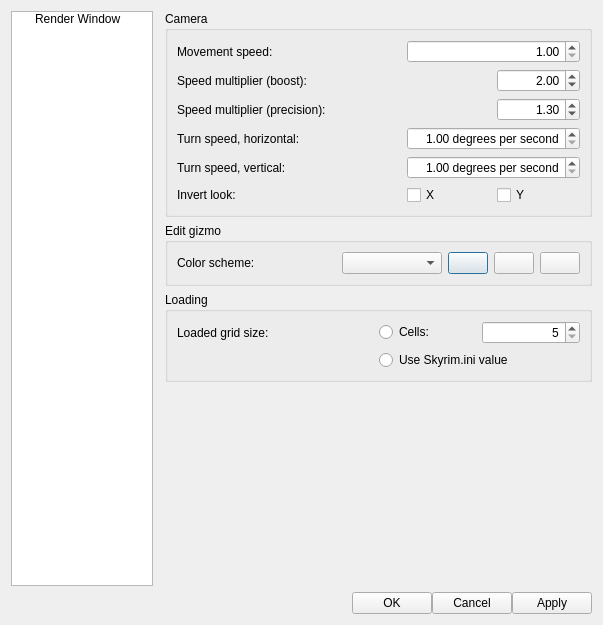
DavidJCobb/DovahKit, file native/src/DovahKit/ui/options_window/options_window.ui: the form before one commit.
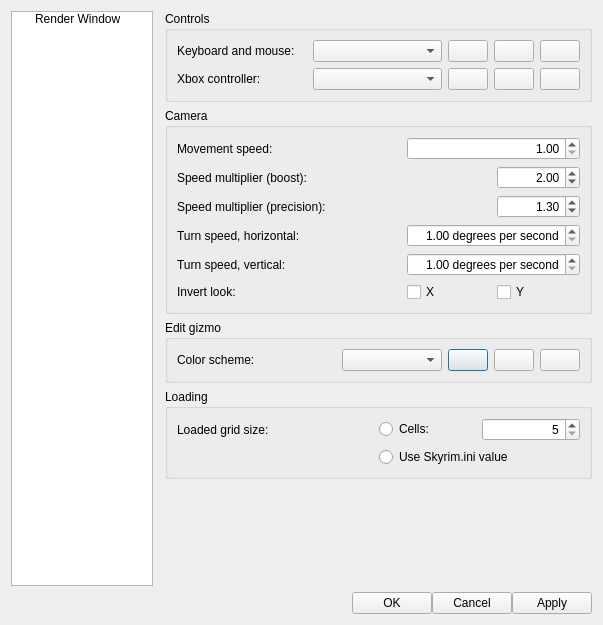
The form after the commit. Icons and pictures are not drawn.

Commit message:
INI fixes; WE tool fixes; WI2 schemes now manageable via UI
Fix for my INI helpers: INI settings can now be properly constructed with std::string initial values.

Worldedit now honors the `debug_print` tool again.

Fixed the copy constructor for Worldedit tool `options_union`s.

You can now select your current Worldinput2 control scheme via the options window, and manage control schemes there as well.

```diff
--- a/native/src/DovahKit/ui/options_window/options_window.ui
+++ b/native/src/DovahKit/ui/options_window/options_window.ui
@@ -72,19 +72,99 @@
         <number>0</number>
        </property>
        <item row="3" column="0">
-        <spacer name="verticalSpacer">
-         <property name="orientation">
-          <enum>Qt::Vertical</enum>
+        <widget class="QGroupBox" name="groupBox_3">
+         <property name="title">
+          <string>Edit gizmo</string>
          </property>
-         <property name="sizeHint" stdset="0">
-          <size>
-           <width>8</width>
-           <height>40</height>
-          </size>
-         </property>
-        </spacer>
+         <layout class="QGridLayout" name="gridLayout_5">
+          <item row="0" column="0" colspan="2">
+           <layout class="QHBoxLayout" name="horizontalLayout_3" stretch="2,3">
+            <item>
+             <widget class="QLabel" name="label_8">
+              <property name="text">
+               <string>Color scheme:</string>
+              </property>
+              <property name="buddy">
+               <cstring>editGizmoColorList</cstring>
+              </property>
+             </widget>
+            </item>
+            <item>
+             <layout class="QHBoxLayout" name="horizontalLayout_2">
+              <item>
+               <widget class="QComboBox" name="editGizmoColorList"/>
+              </item>
+              <item>
+               <widget class="QPushButton" name="editGizmoColorNew">
+                <property name="sizePolicy">
+                 <sizepolicy hsizetype="Maximum" vsizetype="Fixed">
+                  <horstretch>0</horstretch>
+                  <verstretch>0</verstretch>
+                 </sizepolicy>
+                </property>
+                <property name="accessibleName">
+                 <string>New</string>
+                </property>
+                <property name="accessibleDescription">
+                 <string>Create and edit a new color scheme based on the selected one.</string>
+                </property>
+                <property name="text">
+                 <string/>
+                </property>
+                <property name="icon">
+                 <iconset resource="../resources/resources.qrc">
+                  <normaloff>:/icons/add-new-list-entry-16.png</normaloff>:/icons/add-new-list-entry-16.png</iconset>
+                </property>
+               </widget>
+              </item>
+              <item>
+               <widget class="QPushButton" name="editGizmoColorEdit">
+                <property name="sizePolicy">
+                 <sizepolicy hsizetype="Maximum" vsizetype="Fixed">
+                  <horstretch>0</horstretch>
+                  <verstretch>0</verstretch>
+                 </sizepolicy>
+                </property>
+                <property name="accessibleName">
+                 <string>Edit</string>
+                </property>
+                <property name="text">
+                 <string/>
+                </property>
+                <property name="icon">
+                 <iconset resource="../resources/resources.qrc">
+                  <normaloff>:/icons/edit-16.png</normaloff>:/icons/edit-16.png</iconset>
+                </property>
+               </widget>
+              </item>
+              <item>
+               <widget class="QPushButton" name="editGizmoColorDelete">
+                <property name="sizePolicy">
+                 <sizepolicy hsizetype="Maximum" vsizetype="Fixed">
+                  <horstretch>0</horstretch>
+                  <verstretch>0</verstretch>
+                 </sizepolicy>
+                </property>
+                <property name="accessibleName">
+                 <string>Delete</string>
+                </property>
+                <property name="text">
+                 <string/>
+                </property>
+                <property name="icon">
+                 <iconset resource="../resources/resources.qrc">
+                  <normaloff>:/icons/delete-16.png</normaloff>:/icons/delete-16.png</iconset>
+                </property>
+               </widget>
+              </item>
+             </layout>
+            </item>
+           </layout>
+          </item>
+         </layout>
+        </widget>
        </item>
-       <item row="2" column="0">
+       <item row="4" column="0">
         <widget class="QGroupBox" name="groupBox_2">
          <property name="title">
           <string>Loading</string>
@@ -127,7 +207,165 @@
          </layout>
         </widget>
        </item>
-       <item row="0" column="0">
+       <item row="1" column="0">
+        <widget class="QGroupBox" name="groupBox_4">
+         <property name="title">
+          <string>Controls</string>
+         </property>
+         <layout class="QGridLayout" name="gridLayout_6" columnstretch="1,1,0,0,0">
+          <item row="0" column="0">
+           <widget class="QLabel" name="label_9">
+            <property name="text">
+             <string>Keyboard and mouse:</string>
+            </property>
+            <property name="buddy">
+             <cstring>worldinputKBList</cstring>
+            </property>
+           </widget>
+          </item>
+          <item row="0" column="2">
+           <widget class="QPushButton" name="worldinputKBNew">
+            <property name="sizePolicy">
+             <sizepolicy hsizetype="Maximum" vsizetype="Fixed">
+              <horstretch>0</horstretch>
+              <verstretch>0</verstretch>
+             </sizepolicy>
+            </property>
+            <property name="text">
+             <string/>
+            </property>
+            <property name="icon">
+             <iconset resource="../resources/resources.qrc">
+              <normaloff>:/icons/add-new-list-entry-16.png</normaloff>:/icons/add-new-list-entry-16.png</iconset>
+            </property>
+           </widget>
+          </item>
+          <item row="0" column="3">
+           <widget class="QPushButton" name="worldinputKBEdit">
+            <property name="sizePolicy">
+             <sizepolicy hsizetype="Maximum" vsizetype="Fixed">
+              <horstretch>0</horstretch>
+              <verstretch>0</verstretch>
+             </sizepolicy>
+            </property>
+            <property name="text">
+             <string/>
+            </property>
+            <property name="icon">
+             <iconset resource="../resources/resources.qrc">
+              <normaloff>:/icons/edit-16.png</normaloff>:/icons/edit-16.png</iconset>
+            </property>
+           </widget>
+          </item>
+          <item row="1" column="0">
+           <widget class="QLabel" name="label_10">
+            <property name="text">
+             <string>Xbox controller:</string>
+            </property>
+            <property name="buddy">
+             <cstring>worldinputGPList</cstring>
+            </property>
+           </widget>
+          </item>
+          <item row="0" column="1">
+           <widget class="QComboBox" name="worldinputKBList">
+            <property name="sizePolicy">
+             <sizepolicy hsizetype="MinimumExpanding" vsizetype="Fixed">
+              <horstretch>0</horstretch>
+              <verstretch>0</verstretch>
+             </sizepolicy>
+            </property>
+           </widget>
+          </item>
+          <item row="1" column="1">
+           <widget class="QComboBox" name="worldinputGPList">
+            <property name="sizePolicy">
+             <sizepolicy hsizetype="MinimumExpanding" vsizetype="Fixed">
+              <horstretch>0</horstretch>
+              <verstretch>0</verstretch>
+             </sizepolicy>
+            </property>
+           </widget>
+          </item>
+          <item row="0" column="4">
+           <widget class="QPushButton" name="worldinputKBDelete">
+            <property name="sizePolicy">
+             <sizepolicy hsizetype="Maximum" vsizetype="Fixed">
+              <horstretch>0</horstretch>
+              <verstretch>0</verstretch>
+             </sizepolicy>
+            </property>
+            <property name="text">
+             <string/>
+            </property>
+            <property name="icon">
+             <iconset resource="../resources/resources.qrc">
+              <normaloff>:/icons/delete-16.png</normaloff>:/icons/delete-16.png</iconset>
+            </property>
+           </widget>
+          </item>
+          <item row="1" column="2">
+           <widget class="QPushButton" name="worldinputGPNew">
+            <property name="sizePolicy">
+             <sizepolicy hsizetype="Maximum" vsizetype="Fixed">
+              <horstretch>0</horstretch>
+              <verstretch>0</verstretch>
+             </sizepolicy>
+            </property>
+            <property name="text">
+             <string/>
+            </property>
+            <property name="icon">
+             <iconset resource="../resources/resources.qrc">
+              <normaloff>:/icons/add-new-list-entry-16.png</normaloff>:/icons/add-new-list-entry-16.png</iconset>
+            </property>
+           </widget>
+          </item>
+          <item row="1" column="3">
+           <widget class="QPushButton" name="worldinputGPEdit">
+            <property name="sizePolicy">
+             <sizepolicy hsizetype="Maximum" vsizetype="Fixed">
+              <horstretch>0</horstretch>
+              <verstretch>0</verstretch>
+             </sizepolicy>
+            </property>
+            <property name="text">
+             <string/>
+            </property>
+            <property name="icon">
+             <iconset resource="../resources/resources.qrc">
+              <normaloff>:/icons/edit-16.png</normaloff>:/icons/edit-16.png</iconset>
+            </property>
+           </widget>
+          </item>
+          <item row="1" column="4">
+           <widget class="QPushButton" name="worldinputGPDelete">
+            <property name="text">
+             <string/>
+            </property>
+            <property name="icon">
+             <iconset resource="../resources/resources.qrc">
+              <normaloff>:/icons/delete-16.png</normaloff>:/icons/delete-16.png</iconset>
+            </property>
+           </widget>
+          </item>
+         </layout>
+        </widget>
+       </item>
+       <item row="5" column="0">
+        <spacer name="verticalSpacer">
+         <property name="orientation">
+          <enum>Qt::Vertical</enum>
+         </property>
+         <property name="sizeHint" stdset="0">
+          <size>
+           <width>8</width>
+           <height>40</height>
+          </size>
+         </property>
+        </spacer>
+       </item>
+       <item row="2" column="0">
         <widget class="QGroupBox" name="groupBox">
          <property name="title">
           <string>Camera</string>
@@ -316,96 +554,6 @@
          </layout>
         </widget>
        </item>
-       <item row="1" column="0">
-        <widget class="QGroupBox" name="groupBox_3">
-         <property name="title">
-          <string>Edit gizmo</string>
-         </property>
-         <layout class="QGridLayout" name="gridLayout_5">
-          <item row="0" column="0" colspan="2">
-           <layout class="QHBoxLayout" name="horizontalLayout_3" stretch="2,3">
-            <item>
-             <widget class="QLabel" name="label_8">
-              <property name="text">
-               <string>Color scheme:</string>
-              </property>
-             </widget>
-            </item>
-            <item>
-             <layout class="QHBoxLayout" name="horizontalLayout_2">
-              <item>
-               <widget class="QComboBox" name="editGizmoColorList"/>
-              </item>
-              <item>
-               <widget class="QPushButton" name="editGizmoColorNew">
-                <property name="sizePolicy">
-                 <sizepolicy hsizetype="Maximum" vsizetype="Fixed">
-                  <horstretch>0</horstretch>
-                  <verstretch>0</verstretch>
-                 </sizepolicy>
-                </property>
-                <property name="accessibleName">
-                 <string>New</string>
-                </property>
-                <property name="accessibleDescription">
-                 <string>Create and edit a new color scheme based on the selected one.</string>
-                </property>
-                <property name="text">
-                 <string/>
-                </property>
-                <property name="icon">
-                 <iconset resource="../resources/resources.qrc">
-                  <normaloff>:/icons/add-new-list-entry-16.png</normaloff>:/icons/add-new-list-entry-16.png</iconset>
-                </property>
-               </widget>
-              </item>
-              <item>
-               <widget class="QPushButton" name="editGizmoColorEdit">
-                <property name="sizePolicy">
-                 <sizepolicy hsizetype="Maximum" vsizetype="Fixed">
-                  <horstretch>0</horstretch>
-                  <verstretch>0</verstretch>
-                 </sizepolicy>
-                </property>
-                <property name="accessibleName">
-                 <string>Edit</string>
-                </property>
-                <property name="text">
-                 <string/>
-                </property>
-                <property name="icon">
-                 <iconset resource="../resources/resources.qrc">
-                  <normaloff>:/icons/edit-16.png</normaloff>:/icons/edit-16.png</iconset>
-                </property>
-               </widget>
-              </item>
-              <item>
-               <widget class="QPushButton" name="editGizmoColorDelete">
-                <property name="sizePolicy">
-                 <sizepolicy hsizetype="Maximum" vsizetype="Fixed">
-                  <horstretch>0</horstretch>
-                  <verstretch>0</verstretch>
-                 </sizepolicy>
-                </property>
-                <property name="accessibleName">
-                 <string>Delete</string>
-                </property>
-                <property name="text">
-                 <string/>
-                </property>
-                <property name="icon">
-                 <iconset resource="../resources/resources.qrc">
-                  <normaloff>:/icons/delete-16.png</normaloff>:/icons/delete-16.png</iconset>
-                </property>
-               </widget>
-              </item>
-             </layout>
-            </item>
-           </layout>
-          </item>
-         </layout>
-        </widget>
-       </item>
       </layout>
      </widget>
      <widget class="QWidget" name="page_2"/>
```
Left out of the diff: 13 changed lines with no effect on the pictures. The commit also changes 25 other files.
